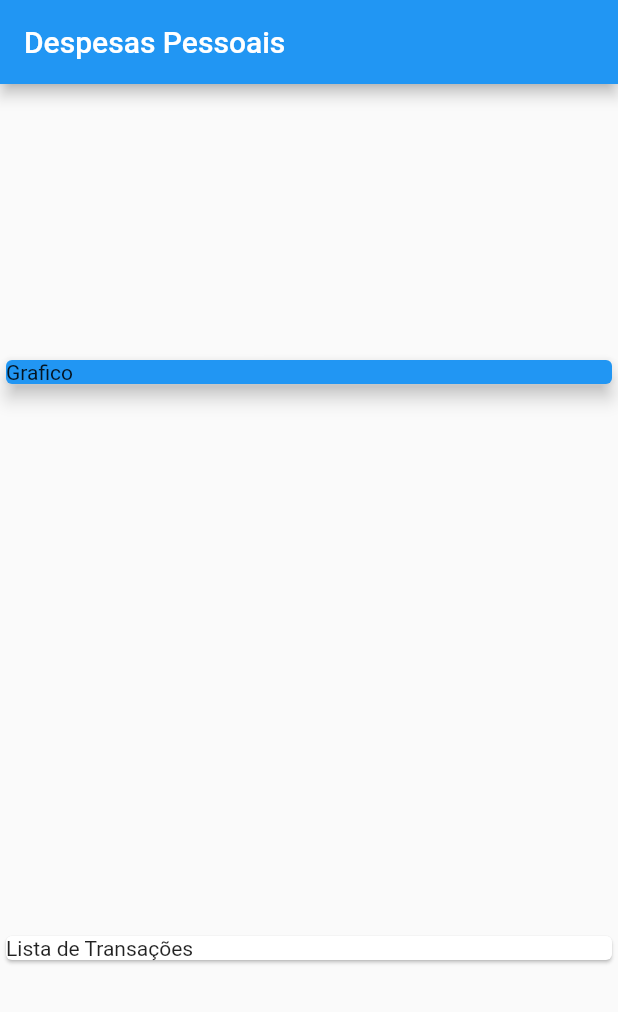
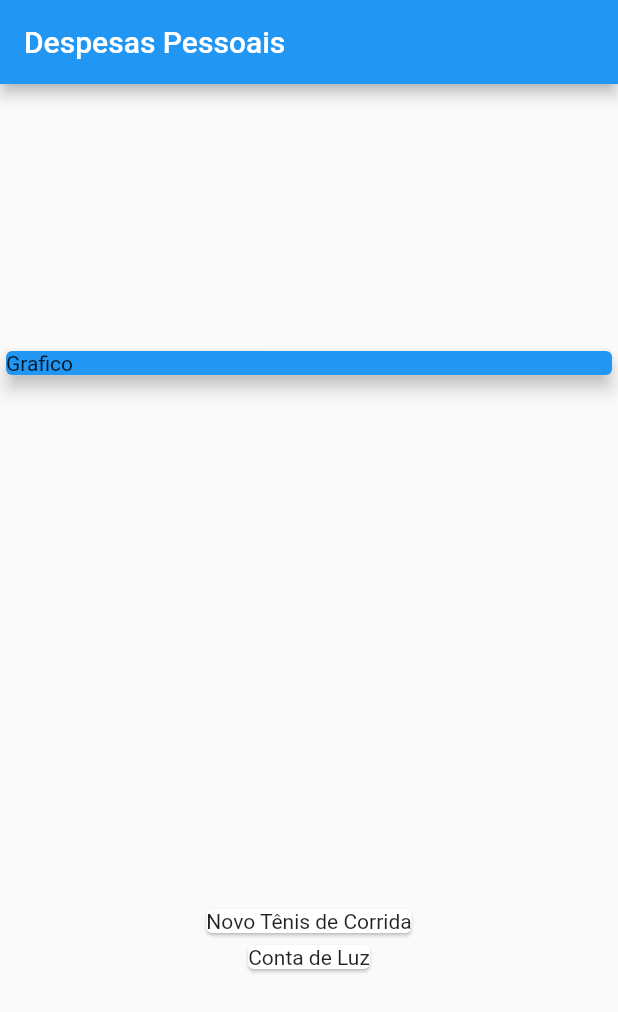
Before and after one commit to ViolaRafael/expenses, a Flutter app: the screen it shows after launch, on a phone screen of 412 x 824 dp. Shown: the top 1012 px of the screen. Run offline on Flutter 3.47's test engine with Material 2 defaults, Android fonts, the phone set to English and light mode, and no system bars.

Commit message:
Map data to widgets

```diff
--- a/lib/main.dart
+++ b/lib/main.dart
@@ -1,5 +1,3 @@
-// ignore_for_file: prefer_const_constructors
-
 import 'package:expenses/models/transaction.dart';
 import 'package:flutter/material.dart';
 
@@ -48,8 +46,12 @@ class MyHomePage extends StatelessWidget {
               elevation: 5,
             ),
           ),
-          Card(
-            child: Text('Lista de Transações'),
+          Column(
+            children: _transactions.map((tr) {
+              return Card(
+                child: Text(tr.title),
+              );
+            }).toList(),
           )
         ],
       ),
```
